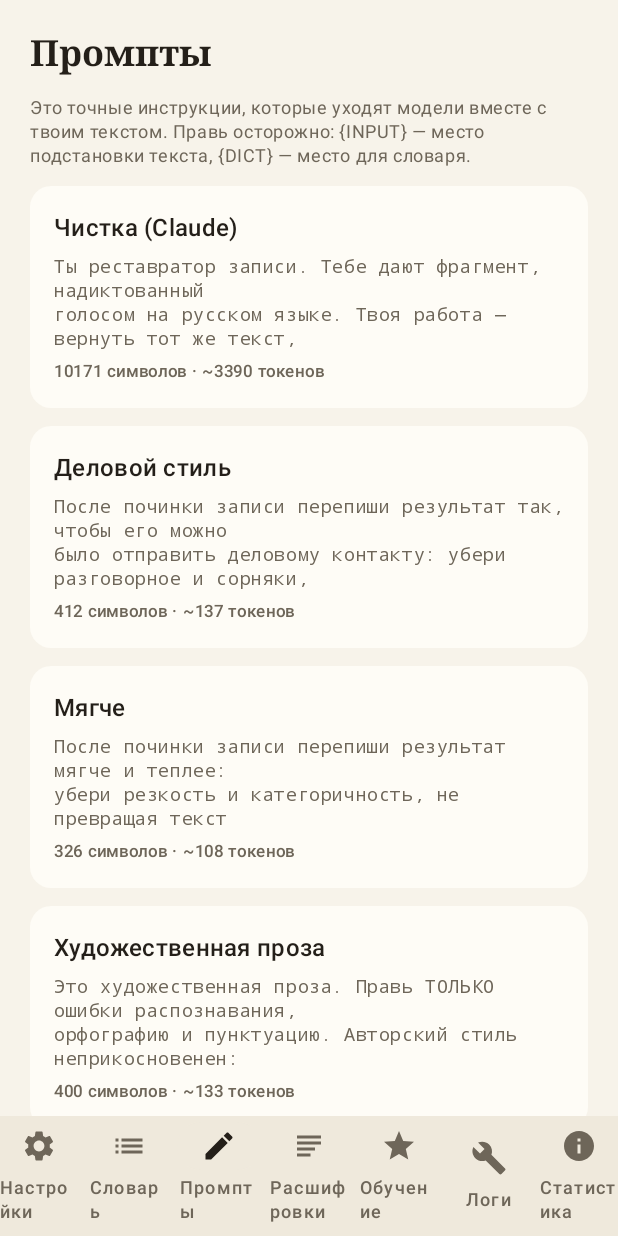
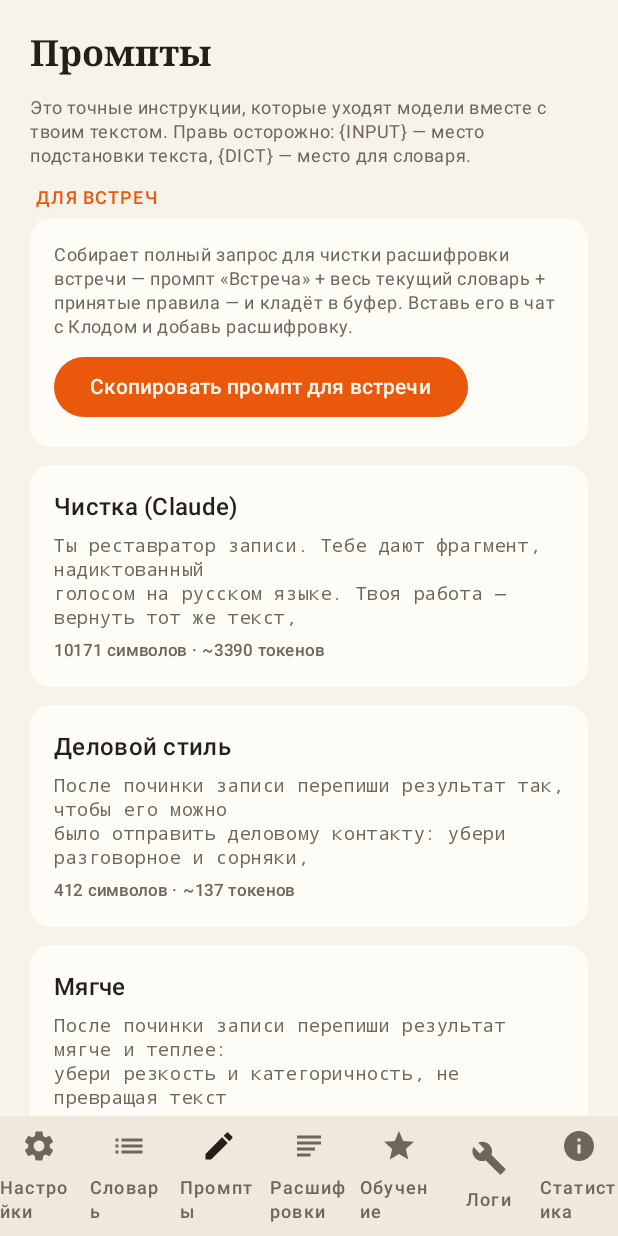
Before and after one commit to atsakunov-prog/Pravka, an Android app built with Jetpack Compose: the screen it shows after launch (MainActivity), item 3 of the bottom bar chosen, on a phone screen of 412 x 824 dp. Run offline under Robolectric (Android 15) with nearby library versions, the phone set to English and light mode, and no system bars.

Commit message:
Meetings: transcript-restoration prompt + one-tap full request to clipboard
Business season: the owner transcribes meetings with Whisper on his
computer and cleans them in a Claude chat. New MEETING prompt (factory,
editable like the others) tuned for multi-speaker transcripts: keep
speakers and everything said, fix recognition errors with the finance
context in mind, mark uncertain fixes with [?], no summarizing. The
Промпты tab gets a "Для встреч" card whose button assembles that prompt
+ the FULL current dictionary + the approved rules into one
clipboard-ready request. Nothing is sent from the app itself.

Co-Authored-By: Claude Fable 5 <noreply@anthropic.com>
Claude-Session: https://claude.ai/code/session_013G6xMVhVXpNDZALv2Y5RRL

```diff
--- a/app/src/main/java/ru/zf/pravka/MainActivity.kt
+++ b/app/src/main/java/ru/zf/pravka/MainActivity.kt
@@ -1526,6 +1526,7 @@ private val promptTitles = mapOf(
     PromptStore.PromptId.BUSINESS to R.string.prompt_title_business,
     PromptStore.PromptId.SOFTEN to R.string.prompt_title_soften,
     PromptStore.PromptId.PROSE to R.string.prompt_title_prose,
+    PromptStore.PromptId.MEETING to R.string.prompt_title_meeting,
 )
 
 @Composable
@@ -1550,6 +1551,50 @@ private fun PromptList(promptStore: PromptStore, onOpen: (PromptStore.PromptId)
     ) {
         ScreenTitle(stringResource(R.string.prompts_header))
         HintText(stringResource(R.string.prompts_subheader))
+
+        // Business-season workflow: Whisper transcribes meetings on the
+        // owner's computer; this assembles the MEETING prompt + the FULL
+        // current dictionary + the approved rules into one clipboard-ready
+        // request for a Claude chat. Nothing is sent from the app.
+        SectionCard(label = "Для встреч") {
+            val ctx = LocalContext.current
+            val app = ctx.applicationContext as PravkaApp
+            HintText(
+                "Собирает полный запрос для чистки расшифровки встречи — промпт " +
+                    "«Встреча» + весь текущий словарь + принятые правила — и кладёт " +
+                    "в буфер. Вставь его в чат с Клодом и добавь расшифровку."
+            )
+            Spacer(Modifier.height(8.dp))
+            Button(onClick = {
+                app.appScope.launch {
+                    val template = promptStore.effective(PromptStore.PromptId.MEETING)
+                    val entries = app.dictionaryStore.all().filter { it.enabled }
+                    val dictListing = if (entries.isEmpty()) "—" else buildString {
+                        for (e in entries) {
+                            when (e.mode) {
+                                DictMode.HARD -> append("«").append(e.from).append("» → «").append(e.to).append("»")
+                                DictMode.HINT -> {
+                                    append("«").append(e.from).append("» → «").append(e.to).append("»")
+                                    if (e.note.isNotBlank()) append(" (").append(e.note).append(")")
+                                }
+                                DictMode.PROTECT -> append("«").append(e.from)
+                                    .append("» — правильное написание, не менять")
+                            }
+                            append('\n')
+                        }
+                    }.trim()
+                    val rulesBlock = app.rulesStore.enabledBlock()
+                    val full = buildString {
+                        append(template.replace(Prompts.PLACEHOLDER_DICT, dictListing))
+                        if (rulesBlock.isNotBlank()) append("\n\n").append(rulesBlock)
+                        append("\n\n=== РАСШИФРОВКА ВСТРЕЧИ (вставь ниже) ===\n")
+                    }
+                    ru.zf.pravka.target.ClipboardTarget(ctx).write(full)
+                    Feedback.toast(ctx, "Скопировано: ${full.length} зн., словарь: ${entries.size}. Вставь в чат с Клодом.")
+                }
+            }) { Text("Скопировать промпт для встречи") }
+        }
+
         for (id in PromptStore.PromptId.entries) {
             val override by promptStore.overrideFlow(id).collectAsState(initial = null)
             val effective = override ?: promptStore.factory(id)
--- a/app/src/main/java/ru/zf/pravka/core/Prompts.kt
+++ b/app/src/main/java/ru/zf/pravka/core/Prompts.kt
@@ -303,6 +303,42 @@ object Prompts {
 никакой редактуры смысла и формулировок.
 """.trimIndent()
 
+    // Meeting transcripts from Whisper on the owner's computer. NOT sent by
+    // the app: the Промпты tab has a button that assembles this + the full
+    // dictionary + the rules into one copy-pasteable prompt for a Claude chat.
+    val MEETING = """
+Ты — реставратор стенограммы деловой встречи. Ниже расшифровка,
+сделанная Whisper: спикеры уже размечены, но текст полон ошибок
+распознавания. Твоя задача — вернуть встрече читаемость, НИЧЕГО
+не сокращая и не пересказывая.
+
+Что делать:
+1. Сохрани разметку спикеров и порядок реплик как есть.
+2. Исправь ошибки распознавания: неверно услышанные слова, имена,
+   компании, термины. Финансовый контекст: сделки M&A, фонды, DD,
+   НДС, дробление, отчётность, МСФО, P&L, ФОТ, ЭДО, ОСВ, ВГО, ТМЦ.
+   Типичные ошибки Whisper здесь: «по фото» → «по ФОТ», «пионель» →
+   «P&L», «дюдил» → «дью-дил (DD)», «МС4» → «МСФО», перепутанные
+   фамилии участников (сверяй с разметкой спикеров).
+3. Расставь пунктуацию, разбей длинные монологи на абзацы по смыслу.
+4. Убери только мусор распознавания: заикания, оборванные повторы
+   («да-да-да» оставляй, если это реальный ответ), дубли фраз.
+5. Живую речь НЕ причёсывай: разговорные обороты, шутки, вводные
+   слова — это ткань встречи, оставляй.
+6. Если не уверен, что именно было сказано, — исправь на самое
+   вероятное и поставь после слова пометку [?].
+7. Ничего не выдумывай и не добавляй. Не делай выводов и саммари,
+   если это не попросили отдельно.
+
+Словарь автора — канонические написания имён и терминов (сверяйся
+с ним в первую очередь):
+<словарь>
+{DICT}
+</словарь>
+
+Ответ — только восстановленная стенограмма, без преамбул.
+""".trimIndent()
+
     // ---- assist tasks (FAB menu, orange column): free-form actions on the
     // selected text / field / clipboard. NOT the CLEAN template.
 
--- a/app/src/main/java/ru/zf/pravka/data/PromptStore.kt
+++ b/app/src/main/java/ru/zf/pravka/data/PromptStore.kt
@@ -21,7 +21,10 @@ class PromptStore(private val context: Context) {
         CLEAN_CLAUDE("clean_claude"),
         BUSINESS("business"),
         SOFTEN("soften"),
-        PROSE("prose");
+        PROSE("prose"),
+        // Meeting transcripts (Whisper on the owner's computer) - used only
+        // by the "copy full prompt" button, never sent from the app itself.
+        MEETING("meeting");
 
         companion object {
             fun of(mode: ProofreadMode): PromptId = when (mode) {
@@ -37,6 +40,7 @@ class PromptStore(private val context: Context) {
         PromptId.BUSINESS -> Prompts.BUSINESS
         PromptId.SOFTEN -> Prompts.SOFTEN
         PromptId.PROSE -> Prompts.PROSE
+        PromptId.MEETING -> Prompts.MEETING
     }
 
     fun overrideFlow(id: PromptId): Flow<String?> =
--- a/app/src/main/res/values/strings.xml
+++ b/app/src/main/res/values/strings.xml
@@ -122,6 +122,7 @@
     <string name="prompt_title_business">Деловой стиль</string>
     <string name="prompt_title_soften">Мягче</string>
     <string name="prompt_title_prose">Художественная проза</string>
+    <string name="prompt_title_meeting">Встреча (расшифровка)</string>
     <string name="tab_learning">Обучение</string>
     <string name="tab_logs">Логи</string>
     <string name="prompt_modified">изменён</string>
```
